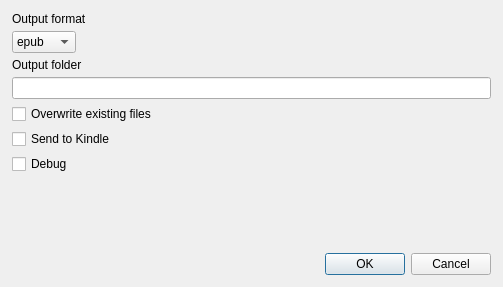
First picture: the form in src/designer/convertdialog.ui, repository dnkorpushov/libro2, before the edit.
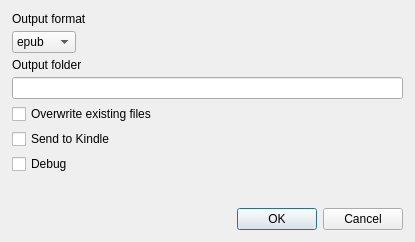
Second picture: the form after the edit. Custom widgets are drawn as their Qt base class.

Diff of the .ui file:
```diff
--- a/src/designer/convertdialog.ui
+++ b/src/designer/convertdialog.ui
@@ -6,8 +6,8 @@
    <rect>
     <x>0</x>
     <y>0</y>
-    <width>503</width>
-    <height>287</height>
+    <width>415</width>
+    <height>242</height>
    </rect>
   </property>
   <property name="windowTitle">
```
Left out of the diff: 4 changed lines with no effect on the pictures.
